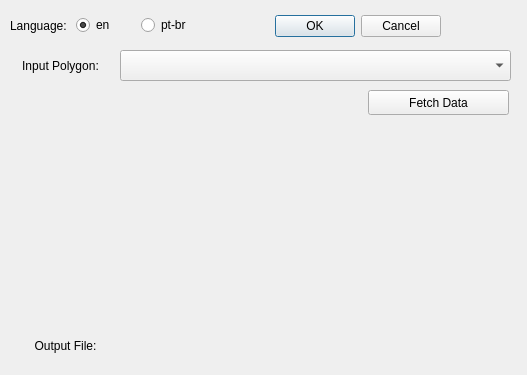
This is osm_sidewalkreator_dialog_base.ui in kauevestena/osm_sidewalkreator as Qt 5 draws it before an edit. The edited form follows.
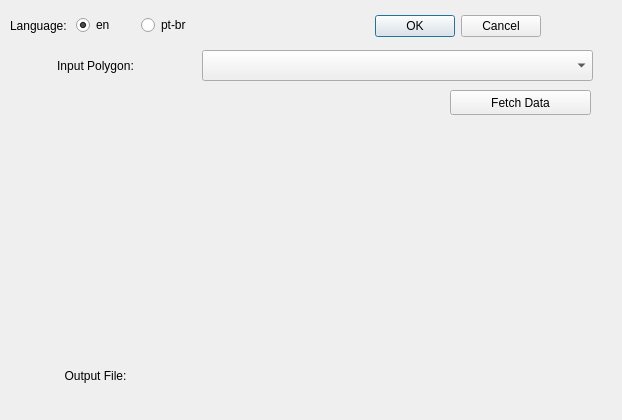
This is the edited form. Custom widgets are drawn as their Qt base class.

Commit message: before icon changes

```diff
--- a/osm_sidewalkreator_dialog_base.ui
+++ b/osm_sidewalkreator_dialog_base.ui
@@ -6,8 +6,8 @@
    <rect>
     <x>0</x>
     <y>0</y>
-    <width>527</width>
-    <height>375</height>
+    <width>622</width>
+    <height>420</height>
    </rect>
   </property>
   <property name="windowTitle">
@@ -16,7 +16,7 @@
   <widget class="QDialogButtonBox" name="button_box">
    <property name="geometry">
     <rect>
-     <x>100</x>
+     <x>200</x>
      <y>10</y>
      <width>341</width>
      <height>32</height>
@@ -73,7 +73,7 @@
     <rect>
      <x>0</x>
      <y>50</y>
-     <width>121</width>
+     <width>191</width>
      <height>31</height>
     </rect>
    </property>
@@ -87,7 +87,7 @@
   <widget class="QgsMapLayerComboBox" name="input_polygon">
    <property name="geometry">
     <rect>
-     <x>120</x>
+     <x>202</x>
      <y>50</y>
      <width>391</width>
      <height>31</height>
@@ -97,8 +97,8 @@
   <widget class="QgsFileWidget" name="output_file_selector">
    <property name="geometry">
     <rect>
-     <x>130</x>
-     <y>326</y>
+     <x>220</x>
+     <y>360</y>
      <width>391</width>
      <height>41</height>
     </rect>
@@ -110,8 +110,8 @@
   <widget class="QLabel" name="output_file_label">
    <property name="geometry">
     <rect>
-     <x>0</x>
-     <y>330</y>
+     <x>30</x>
+     <y>360</y>
      <width>131</width>
      <height>31</height>
     </rect>
@@ -126,7 +126,7 @@
   <widget class="QPushButton" name="datafetch">
    <property name="geometry">
     <rect>
-     <x>368</x>
+     <x>450</x>
      <y>90</y>
      <width>141</width>
      <height>25</height>
```
Left out of the diff: 4 changed lines with no effect on the pictures. The commit also changes 2 other files.
